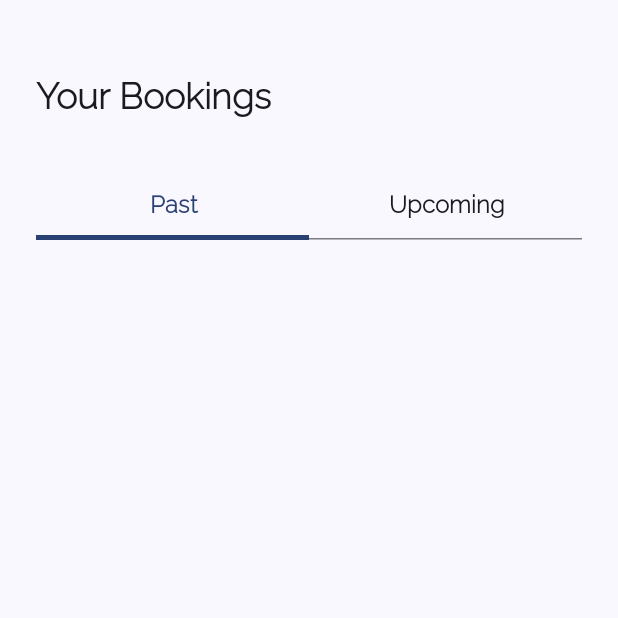
After one commit to MiladFaridnia/MeTime, an Android app built with Jetpack Compose: the composable BookingListScreen shown on its own in the app's theme, on a phone screen of 412 x 824 dp, the top half of it. The commit adds this screen. Run offline under Robolectric (Android 15) with nearby library versions, the phone set to English and light mode, and no system bars.

Commit message:
Feat: Add booking list tabs with horizontal pager

```diff
--- /dev/null
+++ b/app/src/main/java/com/faridnia/metime/presentation/ui/booking_list/BookingListScreen.kt
@@ -0,0 +1,152 @@
+package com.faridnia.metime.presentation.ui.booking_list
+
+import androidx.compose.foundation.ExperimentalFoundationApi
+import androidx.compose.foundation.background
+import androidx.compose.foundation.layout.Column
+import androidx.compose.foundation.layout.Spacer
+import androidx.compose.foundation.layout.fillMaxSize
+import androidx.compose.foundation.layout.fillMaxWidth
+import androidx.compose.foundation.layout.height
+import androidx.compose.foundation.layout.padding
+import androidx.compose.foundation.pager.HorizontalPager
+import androidx.compose.foundation.pager.rememberPagerState
+import androidx.compose.material3.MaterialTheme
+import androidx.compose.material3.Tab
+import androidx.compose.material3.TabRow
+import androidx.compose.material3.Text
+import androidx.compose.runtime.Composable
+import androidx.compose.runtime.LaunchedEffect
+import androidx.compose.runtime.getValue
+import androidx.compose.runtime.mutableIntStateOf
+import androidx.compose.runtime.remember
+import androidx.compose.runtime.setValue
+import androidx.compose.ui.Modifier
+import androidx.compose.ui.text.TextStyle
+import androidx.compose.ui.text.font.Font
+import androidx.compose.ui.text.font.FontFamily
+import androidx.compose.ui.text.font.FontWeight
+import androidx.compose.ui.text.style.TextAlign
+import androidx.compose.ui.unit.dp
+import androidx.compose.ui.unit.sp
+import androidx.navigation.NavController
+import androidx.navigation.compose.rememberNavController
+import com.faridnia.metime.R
+import com.faridnia.metime.util.LightAndDarkPreview
+
+@LightAndDarkPreview
+@Composable
+fun PreviewBookingListScreen() {
+    BookingListScreen(navController = rememberNavController())
+}
+
+@OptIn(ExperimentalFoundationApi::class)
+@Composable
+fun BookingListScreen(
+    navController: NavController
+) {
+
+    val tabItems = listOf("Past", "Upcoming")
+
+    Column(
+        modifier = Modifier
+            .fillMaxSize()
+            .background(color = MaterialTheme.colorScheme.background)
+            .padding(
+                start = 24.dp, end = 24.dp
+            ),
+    ) {
+
+        Spacer(modifier = Modifier.height(50.dp))
+
+        Text(
+            text = "Your Bookings",
+            style = TextStyle(
+                fontSize = 24.sp,
+                lineHeight = 32.72.sp,
+                fontFamily = FontFamily(Font(R.font.raleway_light)),
+                fontWeight = FontWeight(600),
+                color = MaterialTheme.colorScheme.onSurface
+            )
+        )
+
+        Spacer(modifier = Modifier.height(34.dp))
+
+        Tabs(
+            tabItems = tabItems,
+            modifier = Modifier.Companion.weight(1f)
+        )
+
+    }
+
+}
+
+@Composable
+@OptIn(ExperimentalFoundationApi::class)
+private fun Tabs(tabItems: List<String>, modifier: Modifier) {
+    Column(
+        modifier = modifier
+    ) {
+        var selectedTabIndex by remember {
+            mutableIntStateOf(0)
+        }
+
+        val pagerState = rememberPagerState {
+            tabItems.size
+        }
+
+        LaunchedEffect(selectedTabIndex) {
+            pagerState.animateScrollToPage(selectedTabIndex)
+        }
+
+        LaunchedEffect(pagerState.currentPage, pagerState.isScrollInProgress) {
+            if (pagerState.isScrollInProgress.not()) {
+                selectedTabIndex = pagerState.currentPage
+            }
+        }
+
+        TabRow(selectedTabIndex = selectedTabIndex) {
+            tabItems.forEachIndexed { index, tabTitle ->
+                Tab(
+                    modifier = Modifier
+                        .height(48.dp),
+                    selected = isTabSelected(index, selectedTabIndex),
+                    onClick = { selectedTabIndex = index }) {
+                    Text(
+                        text = tabTitle,
+                        style = TextStyle(
+                            fontSize = 16.sp,
+                            lineHeight = 24.sp,
+                            fontFamily = FontFamily(Font(R.font.raleway_light)),
+                            fontWeight = FontWeight(600),
+                            color = getSelectedTabColor(selectedTabIndex, index),
+                            textAlign = TextAlign.Center,
+                        )
+                    )
+                }
+            }
+        }
+
+        HorizontalPager(
+            state = pagerState,
+            modifier = Modifier
+                .fillMaxWidth()
+                .weight(1f)
+        ) {
+            //Tabs will be here
+        }
+
+    }
+}
+
+@Composable
+private fun getSelectedTabColor(
+    selectedTabIndex: Int,
+    index: Int
+) = if (isTabSelected(selectedTabIndex, index)) {
+    MaterialTheme.colorScheme.primary
+} else {
+    MaterialTheme.colorScheme.onSurface
+}
+
+@Composable
+private fun isTabSelected(index: Int, selectedTabIndex: Int) = index == selectedTabIndex
--- /dev/null
+++ b/app/src/main/java/com/faridnia/metime/presentation/ui/booking_list/BookingListUiState.kt
@@ -0,0 +1,5 @@
+package com.faridnia.metime.presentation.ui.booking_list
+
+data class BookingListUiState(
+    val title :String
+)
--- a/app/src/main/java/com/faridnia/metime/presentation/ui/successful_booking/SuccessfulBookingScreen.kt
+++ b/app/src/main/java/com/faridnia/metime/presentation/ui/successful_booking/SuccessfulBookingScreen.kt
@@ -66,6 +66,7 @@ fun SuccessfulBookingScreen(
                 start = 24.dp, end = 24.dp
             ),
     ) {
+        Spacer(modifier = Modifier.height(50.dp))
 
         Image(
             painter = painterResource(id = R.drawable.heart),
```
